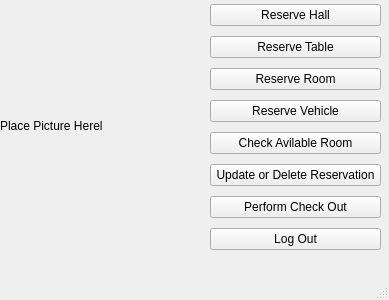
hishamyakan/Hotel-Mangement-System, file receptionist.ui: the form before one commit.
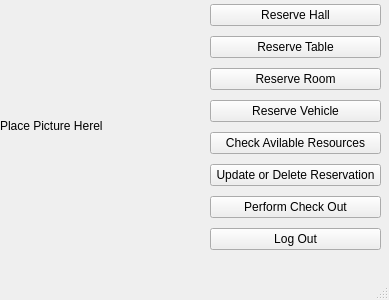
The form after the commit.

The edit to the form file:
```diff
--- a/receptionist.ui
+++ b/receptionist.ui
@@ -68,7 +68,7 @@
      <item>
       <widget class="QPushButton" name="CheckRoom">
        <property name="text">
-        <string>Check Avilable Room</string>
+        <string>Check Avilable Resources</string>
        </property>
       </widget>
      </item>
```
Left out of the diff: 2 changed lines with no effect on the pictures.
